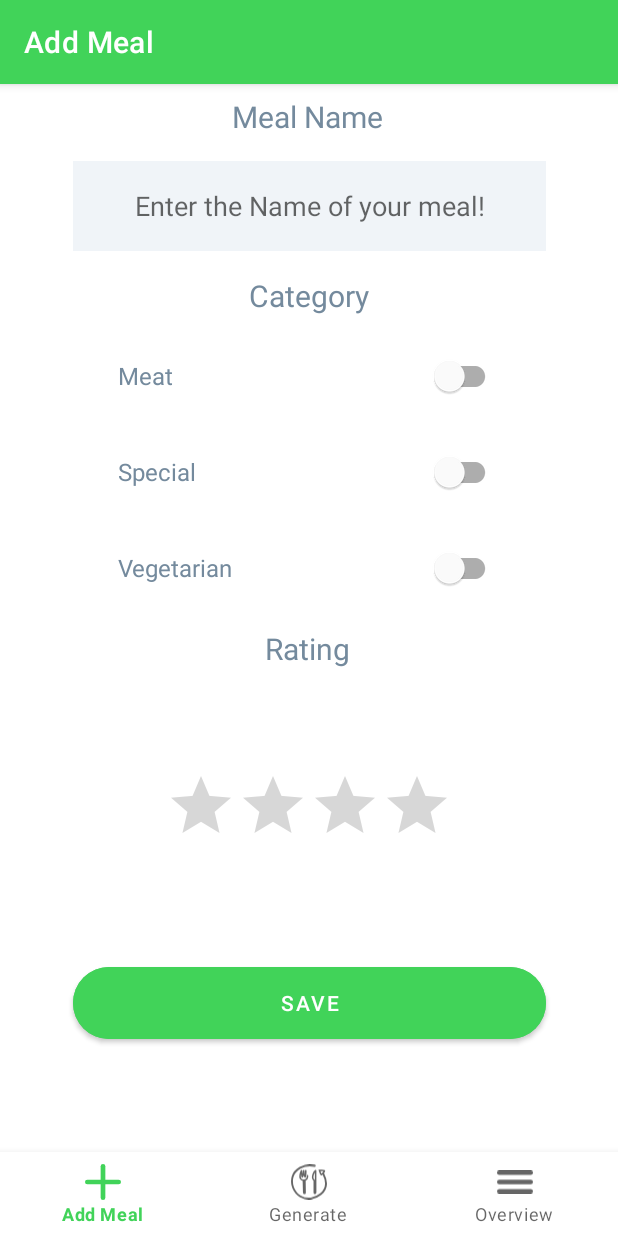
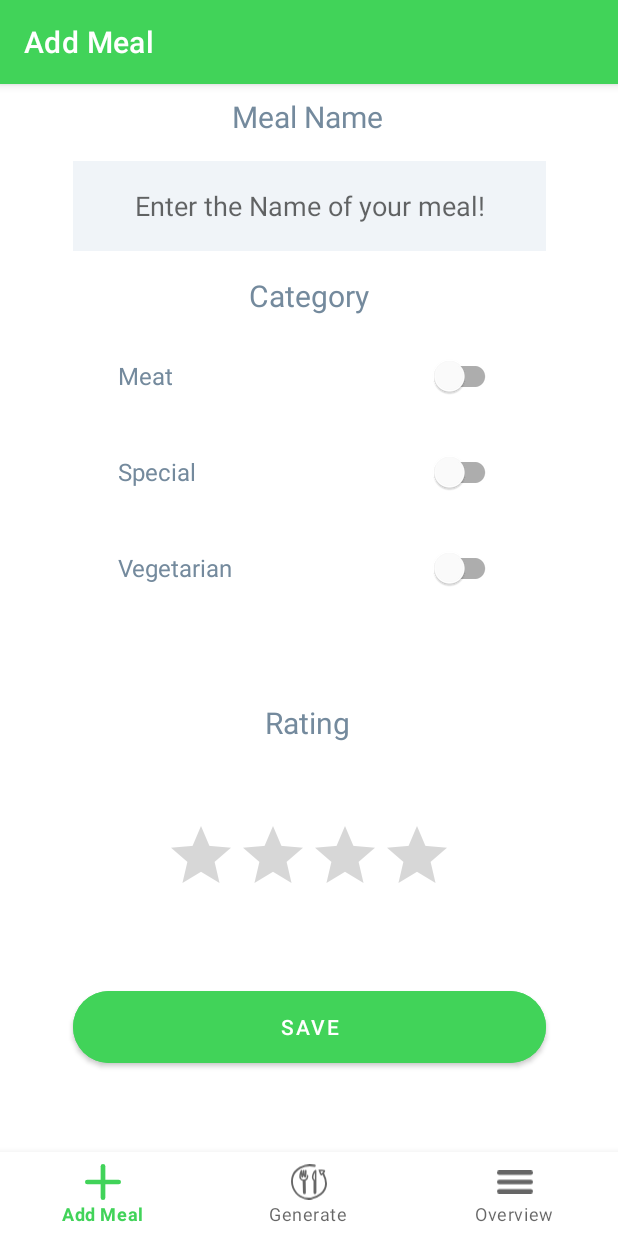
Before and after one commit to sw21-tug/Team_13, an Android app: the AddMealFragment screen opened through its navigation route, on a phone screen of 412 x 824 dp. Run offline under Robolectric (Android 15) with nearby library versions, the phone set to English and light mode, and no system bars; our stand-ins replace Room's generated code, navigation-ui.

Commit message:
DMM-015 changed constraints [KN, PM]

```diff
--- a/app/src/main/res/layout/fragment_addmeal.xml
+++ b/app/src/main/res/layout/fragment_addmeal.xml
@@ -124,7 +124,8 @@
         app:layout_constraintEnd_toEndOf="parent"
         app:layout_constraintHorizontal_bias="0.498"
         app:layout_constraintStart_toStartOf="parent"
-        app:layout_constraintTop_toBottomOf="@+id/check_veggie" />
+        app:layout_constraintTop_toBottomOf="@+id/check_veggie"
+        app:layout_constraintBottom_toTopOf="@+id/form_ratingBar"/>
 
 
 </androidx.constraintlayout.widget.ConstraintLayout>
```
